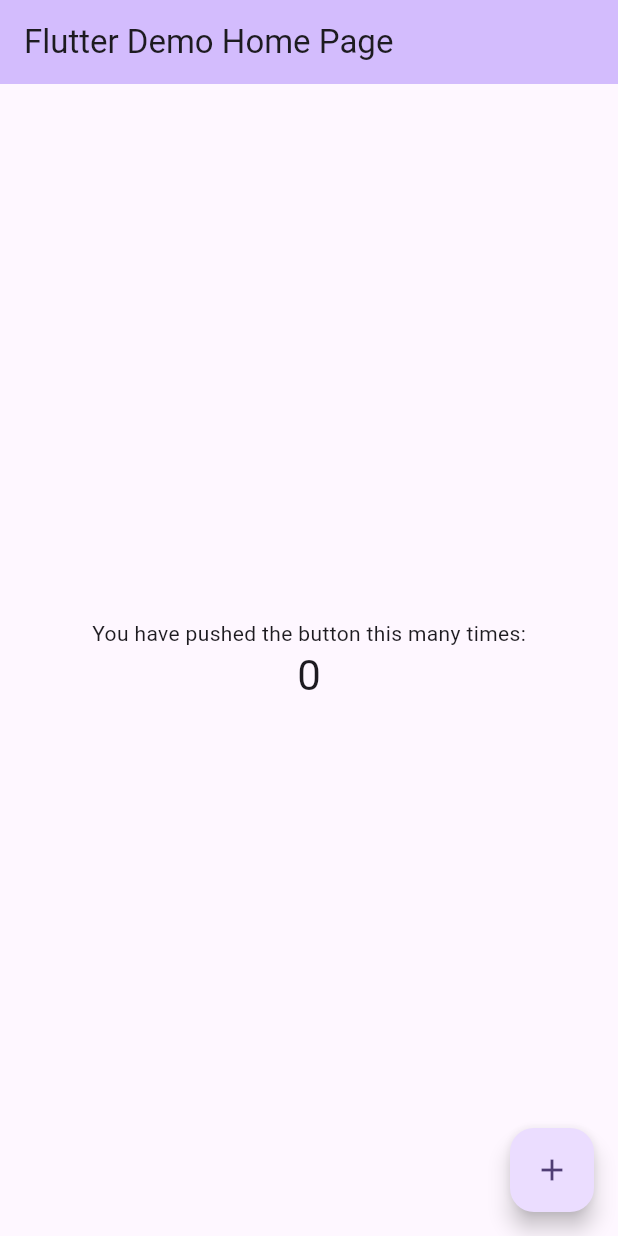
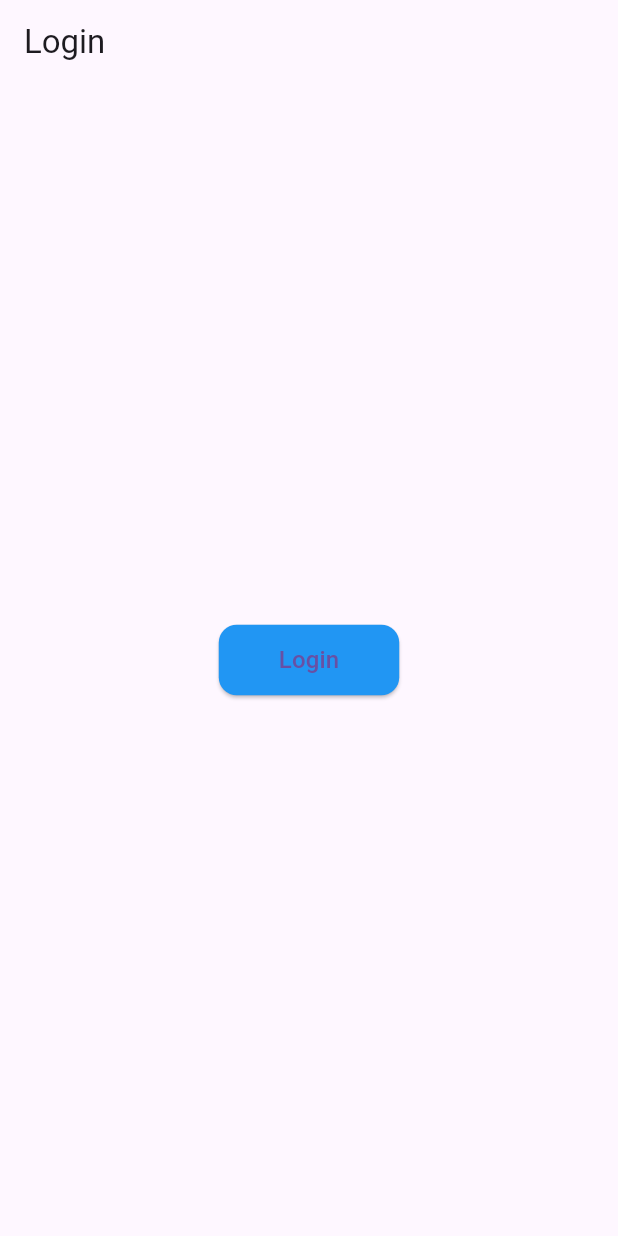
Before and after one commit to wambunya/send_money_app, a Flutter app: the screen it shows after launch, on a phone screen of 412 x 824 dp. Run offline on Flutter 3.47's test engine with Material 3 defaults, Android fonts, the light colour scheme and no system bars.

Commit message:
`Refactor main.dart to use SendMoneyApp instead of MyApp and change home page to LoginPage`

```diff
--- a/lib/main.dart
+++ b/lib/main.dart
@@ -1,122 +1,17 @@
 import 'package:flutter/material.dart';
+import 'screens/login_page.dart';
 
 void main() {
-  runApp(const MyApp());
+  runApp(SendMoneyApp());
 }
 
-class MyApp extends StatelessWidget {
-  const MyApp({super.key});
-
-  // This widget is the root of your application.
+class SendMoneyApp extends StatelessWidget {
   @override
   Widget build(BuildContext context) {
     return MaterialApp(
-      title: 'Flutter Demo',
-      theme: ThemeData(
-        // This is the theme of your application.
-        //
-        // TRY THIS: Try running your application with "flutter run". You'll see
-        // the application has a purple toolbar. Then, without quitting the app,
-        // try changing the seedColor in the colorScheme below to Colors.green
-        // and then invoke "hot reload" (save your changes or press the "hot
-        // reload" button in a Flutter-supported IDE, or press "r" if you used
-        // the command line to start the app).
-        //
-        // Notice that the counter didn't reset back to zero; the application
-        // state is not lost during the reload. To reset the state, use hot
-        // restart instead.
-        //
-        // This works for code too, not just values: Most code changes can be
-        // tested with just a hot reload.
-        colorScheme: ColorScheme.fromSeed(seedColor: Colors.deepPurple),
-      ),
-      home: const MyHomePage(title: 'Flutter Demo Home Page'),
+      title: 'Send Money App',
+      theme: ThemeData(primarySwatch: Colors.blue),
+      home: LoginPage(),  // Start with the login page
     );
   }
 }
-
-class MyHomePage extends StatefulWidget {
-  const MyHomePage({super.key, required this.title});
-
-  // This widget is the home page of your application. It is stateful, meaning
-  // that it has a State object (defined below) that contains fields that affect
-  // how it looks.
-
-  // This class is the configuration for the state. It holds the values (in this
-  // case the title) provided by the parent (in this case the App widget) and
-  // used by the build method of the State. Fields in a Widget subclass are
-  // always marked "final".
-
-  final String title;
-
-  @override
-  State<MyHomePage> createState() => _MyHomePageState();
-}
-
-class _MyHomePageState extends State<MyHomePage> {
-  int _counter = 0;
-
-  void _incrementCounter() {
-    setState(() {
-      // This call to setState tells the Flutter framework that something has
-      // changed in this State, which causes it to rerun the build method below
-      // so that the display can reflect the updated values. If we changed
-      // _counter without calling setState(), then the build method would not be
-      // called again, and so nothing would appear to happen.
-      _counter++;
-    });
-  }
-
-  @override
-  Widget build(BuildContext context) {
-    // This method is rerun every time setState is called, for instance as done
-    // by the _incrementCounter method above.
-    //
-    // The Flutter framework has been optimized to make rerunning build methods
-    // fast, so that you can just rebuild anything that needs updating rather
-    // than having to individually change instances of widgets.
-    return Scaffold(
-      appBar: AppBar(
-        // TRY THIS: Try changing the color here to a specific color (to
-        // Colors.amber, perhaps?) and trigger a hot reload to see the AppBar
-        // change color while the other colors stay the same.
-        backgroundColor: Theme.of(context).colorScheme.inversePrimary,
-        // Here we take the value from the MyHomePage object that was created by
-        // the App.build method, and use it to set our appbar title.
-        title: Text(widget.title),
-      ),
-      body: Center(
-        // Center is a layout widget. It takes a single child and positions it
-        // in the middle of the parent.
-        child: Column(
-          // Column is also a layout widget. It takes a list of children and
-          // arranges them vertically. By default, it sizes itself to fit its
-          // children horizontally, and tries to be as tall as its parent.
-          //
-          // Column has various properties to control how it sizes itself and
-          // how it positions its children. Here we use mainAxisAlignment to
-          // center the children vertically; the main axis here is the vertical
-          // axis because Columns are vertical (the cross axis would be
-          // horizontal).
-          //
-          // TRY THIS: Invoke "debug painting" (choose the "Toggle Debug Paint"
-          // action in the IDE, or press "p" in the console), to see the
-          // wireframe for each widget.
-          mainAxisAlignment: MainAxisAlignment.center,
-          children: <Widget>[
-            const Text('You have pushed the button this many times:'),
-            Text(
-              '$_counter',
-              style: Theme.of(context).textTheme.headlineMedium,
-            ),
-          ],
-        ),
-      ),
-      floatingActionButton: FloatingActionButton(
-        onPressed: _incrementCounter,
-        tooltip: 'Increment',
-        child: const Icon(Icons.add),
-      ), // This trailing comma makes auto-formatting nicer for build methods.
-    );
-  }
-}
--- /dev/null
+++ b/lib/screens/login_page.dart
@@ -0,0 +1,32 @@
+import 'package:flutter/material.dart';
+import '../widgets/reusable_button.dart';
+import 'dashboard_page.dart';
+
+class LoginPage extends StatelessWidget {
+  @override
+  Widget build(BuildContext context) {
+    return Scaffold(
+      appBar: AppBar(title: Text('Login')),
+      body: Center(
+        child: ReusableButton(
+          text: 'Login',
+          onPressed: () {
+            Navigator.push(
+              context,
+              PageRouteBuilder(
+                pageBuilder: (context, animation, secondaryAnimation) => DashboardPage(),
+                transitionsBuilder: (context, animation, secondaryAnimation, child) {
+                  const begin = Offset(1.0, 0.0);
+                  const end = Offset.zero;
+                  const curve = Curves.easeInOut;
+                  var tween = Tween(begin: begin, end: end).chain(CurveTween(curve: curve));
+                  return SlideTransition(position: animation.drive(tween), child: child);
+                },
+              ),
+            );
+          },
+        ),
+      ),
+    );
+  }
+}
--- /dev/null
+++ b/lib/widgets/reusable_button.dart
@@ -0,0 +1,25 @@
+import 'package:flutter/material.dart';
+
+class ReusableButton extends StatelessWidget {
+  final String text;
+  final VoidCallback onPressed;
+
+  ReusableButton({required this.text, required this.onPressed});
+
+  @override
+  Widget build(BuildContext context) {
+    return ElevatedButton(
+      onPressed: onPressed,
+      child: Padding(
+        padding: const EdgeInsets.symmetric(vertical: 12.0, horizontal: 16.0),
+        child: Text(text, style: TextStyle(fontSize: 16)),
+      ),
+      style: ElevatedButton.styleFrom(
+        backgroundColor: Colors.blue,  // Updated from `primary` to `backgroundColor`
+        shape: RoundedRectangleBorder(
+          borderRadius: BorderRadius.circular(12),
+        ),
+      ),
+    );
+  }
+}
```
Also changed, not shown: lib/screens/dashboard_page.dart (added, +11 -0 lines), lib/screens/send_money_page.dart (added, +109 -0 lines).
